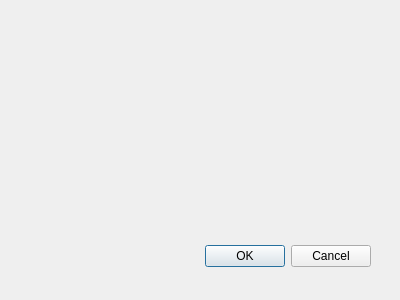
This is login.ui in li609870810/Railway as Qt 5 draws it before an edit. The edited form follows.
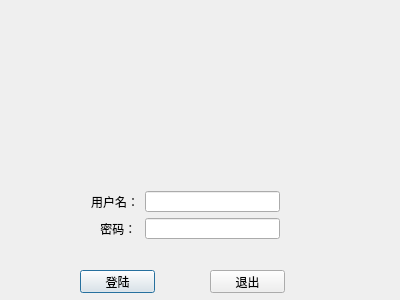
This is the edited form.

The edit to the form file:
```diff
--- a/login.ui
+++ b/login.ui
@@ -15,21 +15,120 @@
   <property name="windowTitle">
    <string>Dialog</string>
   </property>
-  <widget name="buttonBox" class="QDialogButtonBox">
+  <widget class="QLabel" name="picturelabel">
    <property name="geometry">
     <rect>
-     <x>30</x>
-     <y>240</y>
-     <width>341</width>
-     <height>32</height>
+     <x>0</x>
+     <y>0</y>
+     <width>401</width>
+     <height>171</height>
     </rect>
    </property>
-   <property name="orientation">
-    <enum>Qt::Horizontal</enum>
+   <property name="text">
+    <string/>
    </property>
-   <property name="standardButtons">
-    <set>QDialogButtonBox::Cancel|QDialogButtonBox::Ok</set>
+  </widget>
+  <widget class="QPushButton" name="loginButton">
+   <property name="geometry">
+    <rect>
+     <x>80</x>
+     <y>270</y>
+     <width>75</width>
+     <height>23</height>
+    </rect>
    </property>
+   <property name="text">
+    <string>登陆</string>
+   </property>
+  </widget>
+  <widget class="QPushButton" name="exitButton">
+   <property name="geometry">
+    <rect>
+     <x>210</x>
+     <y>270</y>
+     <width>75</width>
+     <height>23</height>
+    </rect>
+   </property>
+   <property name="text">
+    <string>退出</string>
+   </property>
+  </widget>
+  <widget class="QWidget" name="layoutWidget">
+   <property name="geometry">
+    <rect>
+     <x>91</x>
+     <y>191</y>
+     <width>189</width>
+     <height>48</height>
+    </rect>
+   </property>
+   <layout class="QGridLayout" name="gridLayout">
+    <item row="0" column="0">
+     <widget class="QLabel" name="label_2">
+      <property name="text">
+       <string>用户名：</string>
+      </property>
+     </widget>
+    </item>
+    <item row="0" column="1">
+     <widget class="QLineEdit" name="userlineEdit">
+      <property name="enabled">
+       <bool>true</bool>
+      </property>
+      <property name="inputMask">
+       <string/>
+      </property>
+      <property name="text">
+       <string/>
+      </property>
+      <property name="alignment">
+       <set>Qt::AlignLeading|Qt::AlignLeft|Qt::AlignVCenter</set>
+      </property>
+      <property name="readOnly">
+       <bool>false</bool>
+      </property>
+      <property name="clearButtonEnabled">
+       <bool>false</bool>
+      </property>
+     </widget>
+    </item>
+    <item row="1" column="0">
+     <widget class="QLabel" name="label_3">
+      <property name="text">
+       <string>  密码：</string>
+      </property>
+      <property name="alignment">
+       <set>Qt::AlignCenter</set>
+      </property>
+     </widget>
+    </item>
+    <item row="1" column="1">
+     <widget class="QLineEdit" name="pswlineEdit">
+      <property name="enabled">
+       <bool>true</bool>
+      </property>
+      <property name="layoutDirection">
+       <enum>Qt::LeftToRight</enum>
+      </property>
+      <property name="inputMask">
+       <string/>
+      </property>
+      <property name="text">
+       <string/>
+      </property>
+      <property name="echoMode">
+       <enum>QLineEdit::Password</enum>
+      </property>
+      <property name="alignment">
+       <set>Qt::AlignLeading|Qt::AlignLeft|Qt::AlignVCenter</set>
+      </property>
+      <property name="readOnly">
+       <bool>false</bool>
+      </property>
+     </widget>
+    </item>
+   </layout>
   </widget>
  </widget>
  <pixmapfunction/>
```
Left out of the diff: 42 changed lines with no effect on the pictures.
